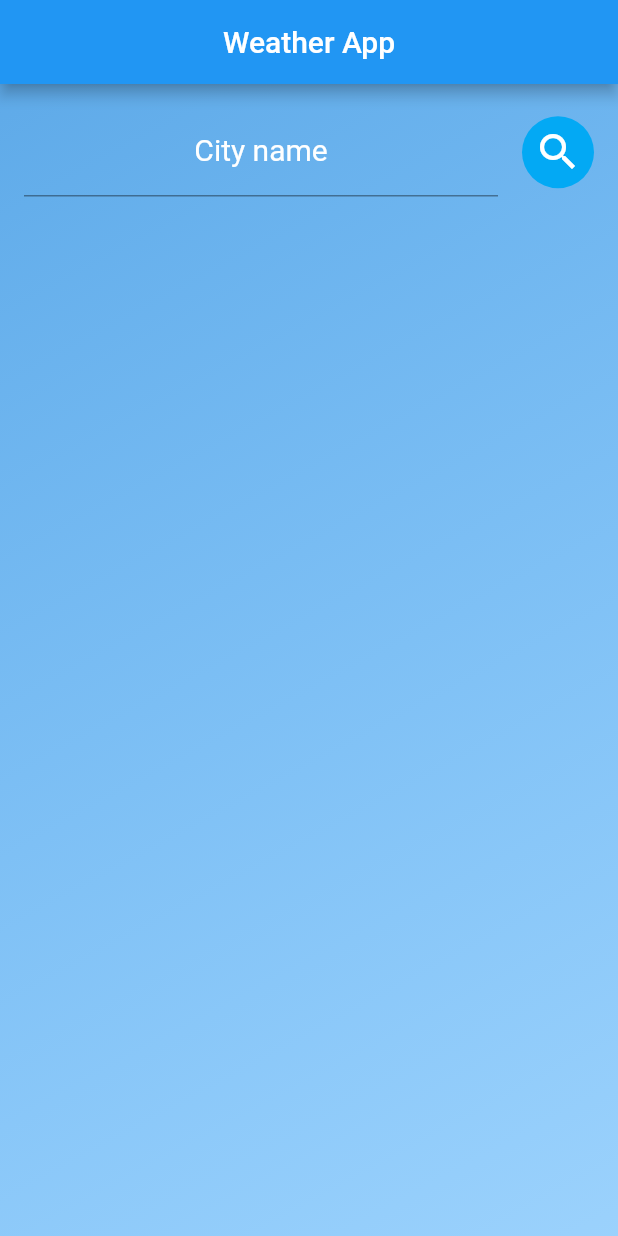
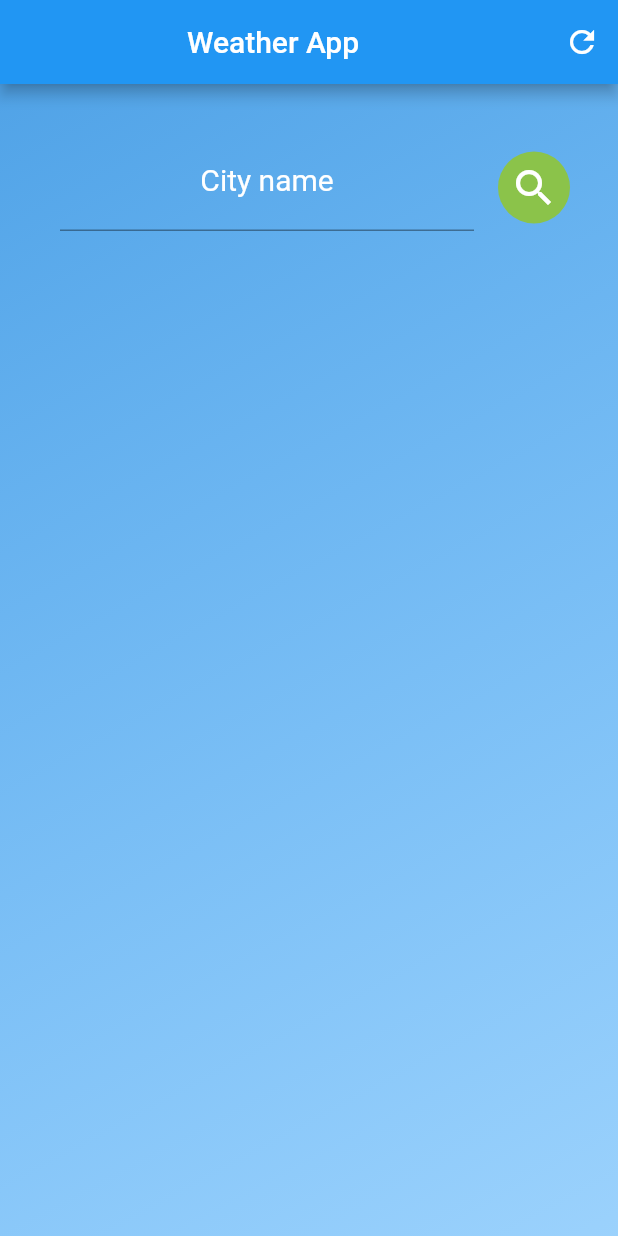
Before and after one commit to upcode-dev/weather_app, a Flutter app: the screen it shows after launch, on a phone screen of 412 x 824 dp. Run offline on Flutter 3.47's test engine with Material 2 defaults, Android fonts, the phone set to English and light mode, and no system bars; our stand-ins replace flutter_redux, redux, rxdart; missing offline and left inert: redux_epics.

Commit message:
Added: - friendly UI - toggle metric/imperial units - ability to refresh weather for the same selection
TODO:
- freezed
- maybe another function inside weather_api.dart to make both API calls together (and skip the select country screen)

```diff
--- a/lib/models/app_state.dart
+++ b/lib/models/app_state.dart
@@ -9,24 +9,28 @@ class AppState {
     this.weather = const <Weather>[],
     this.isLoading = false,
     this.canShowResult = false,
+    this.isMetric = true,
   });
 
   final List<City> cities;
   final List<Weather> weather;
   final bool isLoading;
   final bool canShowResult;
+  final bool isMetric;
 
   AppState copyWith({
     List<City>? cities,
     List<Weather>? weather,
     bool? isLoading,
     bool? canShowResult,
+    bool? isMetric,
   }) {
     return AppState(
       cities: cities != null ? List<City>.unmodifiable(cities) : this.cities,
       weather: weather != null ? List<Weather>.unmodifiable(weather) : this.weather,
       isLoading: isLoading ?? this.isLoading,
       canShowResult: canShowResult ?? this.canShowResult,
+      isMetric: isMetric ?? this.isMetric,
     );
   }
 
@@ -41,6 +45,6 @@ class AppState {
 
   @override
   String toString() {
-    return 'AppState{cities: $cities, weather: $weather, isLoading: $isLoading, canShowResult: $canShowResult}';
+    return 'AppState{cities: $cities, weather: $weather, isLoading: $isLoading, canShowResult: $canShowResult, isMetric: $isMetric}';
   }
 }
--- a/lib/presentation/home_page.dart
+++ b/lib/presentation/home_page.dart
@@ -2,6 +2,8 @@ import 'package:flutter/material.dart';
 import 'package:flutter_redux/flutter_redux.dart';
 import 'package:intl/intl.dart';
 import 'package:redux/redux.dart';
+import 'package:weather_app2/actions/convert_to_imperial.dart';
+import 'package:weather_app2/actions/convert_to_metric.dart';
 import 'package:weather_app2/actions/get_cities.dart';
 import 'package:weather_app2/actions/get_weather.dart';
 import 'package:weather_app2/models/app_state.dart';
@@ -24,6 +26,19 @@ class HomePage extends StatelessWidget {
           resizeToAvoidBottomInset: false,
           appBar: AppBar(
             title: const Center(child: Text('Weather App')),
+            actions: <Widget>[
+              IconButton(
+                onPressed: () {
+                  if (state.cities.isNotEmpty) {
+                    StoreProvider.of<AppState>(context)
+                        .dispatch(GetWeather(state.cities[0].lat, state.cities[0].lon, state.cities[0].name));
+                  } else {
+                    ScaffoldMessenger.of(context).showSnackBar(const SnackBar(content: Text('fail')));
+                  }
+                },
+                icon: const Icon(Icons.refresh),
+              ),
+            ],
           ),
           body: Builder(
             builder: (BuildContext context) {
@@ -33,8 +48,8 @@ class HomePage extends StatelessWidget {
                     gradient: LinearGradient(
                       begin: Alignment.topLeft,
                       end: Alignment.bottomRight,
-                      colors: [
-                        Color(0xbb268de2),
+                      colors: <Color>[
+                        Color(0xcc268de2),
                         Color(0x70229eff),
                         //Color(0x00a6e1e5),
                       ],
@@ -55,29 +70,43 @@ class HomePage extends StatelessWidget {
                 }
                 final String day = DateFormat('EEEE').format(now);
 
-                /* action?
                 final int celsiusTemp = state.weather[0].temp;
                 final int fahrenheitTemp = ((celsiusTemp * 1.8) + 32).round();
-                int temp = celsiusTemp;
+                String temp;
 
                 final int celsiusMaxTemp = state.weather[0].tempMax;
                 final int fahrenheitMaxTemp = ((celsiusMaxTemp * 1.8) + 32).round();
-                int maxTemp = celsiusMaxTemp;
+                String maxTemp;
 
                 final int celsiusMinTemp = state.weather[0].tempMin;
                 final int fahrenheitMinTemp = ((celsiusMinTemp * 1.8) + 32).round();
-                int minTemp = celsiusMinTemp;
-                bool isMetric = true;
-                 */
+                String minTemp;
+
+                final int celsiusFeelsLike = state.weather[0].feelsLike;
+                final int fahrenheitFeelsLike = ((celsiusFeelsLike * 1.8) + 32).round();
+                String feelsLike;
+
+                final bool isMetric = state.isMetric;
+                if (isMetric) {
+                  temp = '$celsiusTemp\u00B0'; // u2103 = 'C\u00B0'
+                  maxTemp = '$celsiusMaxTemp\u00B0';
+                  minTemp = '$celsiusMinTemp\u00B0';
+                  feelsLike = '$celsiusFeelsLike\u00B0';
+                } else {
+                  temp = '$fahrenheitTemp\u2109';
+                  maxTemp = '$fahrenheitMaxTemp\u2109';
+                  minTemp = '$fahrenheitMinTemp\u2109';
+                  feelsLike = '$fahrenheitFeelsLike\u2109';
+                }
 
                 return Container(
                   decoration: const BoxDecoration(
                     gradient: LinearGradient(
                       begin: Alignment.topLeft,
                       end: Alignment.bottomRight,
-                      colors: [
-                        Color(0xcc2c96ee),
-                        Color(0x50229eff),
+                      colors: <Color>[
+                        Color(0xcc268de2),
+                        Color(0x70229eff),
                       ],
                     ),
                   ),
@@ -87,9 +116,9 @@ class HomePage extends StatelessWidget {
                         children: <Widget>[
                           Expanded(
                             child: Padding(
-                              padding: const EdgeInsets.all(16),
+                              padding: const EdgeInsets.fromLTRB(40, 32, 16, 16),
                               child: TextFormField(
-                                style: const TextStyle(color: Colors.white),
+                                style: const TextStyle(color: Colors.white, fontSize: 20),
                                 controller: _controller,
                                 cursorColor: const Color(0xFF5C5C5C),
                                 decoration: const InputDecoration(
@@ -108,10 +137,10 @@ class HomePage extends StatelessWidget {
                             ),
                           ),
                           Padding(
-                            padding: const EdgeInsets.fromLTRB(0, 16, 16, 16),
+                            padding: const EdgeInsets.fromLTRB(0, 40, 32, 16),
                             child: CircleAvatar(
                               radius: 24,
-                              backgroundColor: Colors.lightBlue,
+                              backgroundColor: Colors.lightGreen,
                               child: IconButton(
                                 iconSize: 32,
                                 color: Colors.white,
@@ -119,6 +148,7 @@ class HomePage extends StatelessWidget {
                                   StoreProvider.of<AppState>(context).dispatch(
                                     GetCities(_controller.text),
                                   );
+                                  _controller.clear();
                                 },
                                 icon: const Icon(Icons.search),
                               ),
@@ -126,7 +156,7 @@ class HomePage extends StatelessWidget {
                           ),
                         ],
                       ),
-                      const SizedBox(height: 24),
+                      const SizedBox(height: 32),
                       Expanded(
                         child: Column(
                           children: <Widget>[
@@ -142,7 +172,7 @@ class HomePage extends StatelessWidget {
                                       children: <Widget>[
                                         Flexible(
                                           child: Text(
-                                            '${state.weather[0].temp}\u2103',
+                                            temp,
                                             style: const TextStyle(
                                               color: Colors.white,
                                               fontSize: 40,
@@ -158,22 +188,22 @@ class HomePage extends StatelessWidget {
                                             ),
                                           ),
                                         ),
-                                        const SizedBox(height: 24),
+                                        const SizedBox(height: 32),
                                         Flexible(
                                           child: Text(
-                                            '${state.weather[0].tempMax}\u2103 / ${state.weather[0].tempMin}\u2103',
+                                            '$maxTemp / $minTemp',
                                             style: const TextStyle(
                                               color: Colors.white,
-                                              fontSize: 16,
+                                              fontSize: 18,
                                             ),
                                           ),
                                         ),
                                         Flexible(
                                           child: Text(
-                                            'Feels like ${state.weather[0].feelsLike}\u2103',
+                                            'Feels like $feelsLike',
                                             style: const TextStyle(
                                               color: Colors.white,
-                                              fontSize: 16,
+                                              fontSize: 18,
                                             ),
                                           ),
                                         ),
@@ -182,7 +212,7 @@ class HomePage extends StatelessWidget {
                                             '$day, ${now.hour.toString()}:$minutesTwoDigits',
                                             style: const TextStyle(
                                               color: Colors.white,
-                                              fontSize: 16,
+                                              fontSize: 18,
                                             ),
                                           ),
                                         ),
@@ -207,7 +237,7 @@ class HomePage extends StatelessWidget {
                                             textAlign: TextAlign.end,
                                             style: const TextStyle(
                                               color: Colors.white,
-                                              fontSize: 24,
+                                              fontSize: 18,
                                             ),
                                           ),
                                         ),
@@ -217,9 +247,9 @@ class HomePage extends StatelessWidget {
                                 ],
                               ),
                             ),
-                            const SizedBox(height: 32),
+                            const SizedBox(height: 56),
                             Row(
-                              mainAxisAlignment: MainAxisAlignment.spaceAround,
+                              mainAxisAlignment: MainAxisAlignment.spaceEvenly,
                               children: <Widget>[
                                 Flexible(
                                   child: Image.asset(
@@ -237,8 +267,9 @@ class HomePage extends StatelessWidget {
                                 ),
                               ],
                             ),
+                            const SizedBox(height: 8),
                             Row(
-                              mainAxisAlignment: MainAxisAlignment.spaceAround,
+                              mainAxisAlignment: MainAxisAlignment.spaceEvenly,
                               children: <Widget>[
                                 Flexible(
                                   child: Text(
@@ -262,6 +293,42 @@ class HomePage extends StatelessWidget {
                                 ),
                               ],
                             ),
+                            const SizedBox(height: 48),
+                            Row(
+                              mainAxisAlignment: MainAxisAlignment.center,
+                              children: <Widget>[
+                                const Flexible(
+                                  child: Text(
+                                    'Imperial units',
+                                    style: TextStyle(
+                                      color: Colors.white,
+                                      fontSize: 16,
+                                    ),
+                                  ),
+                                ),
+                                Switch(
+                                  value: isMetric,
+                                  onChanged: (bool value) {
+                                    if (value) {
+                                      StoreProvider.of<AppState>(context).dispatch(ConvertToMetric());
+                                    } else {
+                                      StoreProvider.of<AppState>(context).dispatch(ConvertToImperial());
+                                    }
+                                  },
+                                  activeTrackColor: Colors.lightGreenAccent,
+                                  activeColor: Colors.green,
+                                ),
+                                const Flexible(
+                                  child: Text(
+                                    'Metric units',
+                                    style: TextStyle(
+                                      color: Colors.white,
+                                      fontSize: 16,
+                                    ),
+                                  ),
+                                ),
+                              ],
+                            ),
                           ],
                         ),
                       ),
@@ -275,8 +342,8 @@ class HomePage extends StatelessWidget {
                   gradient: LinearGradient(
                     begin: Alignment.topLeft,
                     end: Alignment.bottomRight,
-                    colors: [
-                      Color(0xbb268de2),
+                    colors: <Color>[
+                      Color(0xcc268de2),
                       Color(0x70229eff),
                       //Color(0x00a6e1e5),
                     ],
@@ -288,9 +355,9 @@ class HomePage extends StatelessWidget {
                       children: <Widget>[
                         Expanded(
                           child: Padding(
-                            padding: const EdgeInsets.all(16),
+                            padding: const EdgeInsets.fromLTRB(40, 32, 16, 16),
                             child: TextFormField(
-                              style: const TextStyle(color: Colors.white),
+                              style: const TextStyle(color: Colors.white, fontSize: 20),
                               controller: _controller,
                               cursorColor: const Color(0xFF5C5C5C),
                               decoration: const InputDecoration(
@@ -309,10 +376,10 @@ class HomePage extends StatelessWidget {
                           ),
                         ),
                         Padding(
-                          padding: const EdgeInsets.fromLTRB(0, 16, 16, 16),
+                          padding: const EdgeInsets.fromLTRB(0, 40, 32, 16),
                           child: CircleAvatar(
                             radius: 24,
-                            backgroundColor: Colors.lightBlue,
+                            backgroundColor: Colors.lightGreen,
                             child: IconButton(
                               iconSize: 32,
                               color: Colors.white,
@@ -320,6 +387,7 @@ class HomePage extends StatelessWidget {
                                 StoreProvider.of<AppState>(context).dispatch(
                                   GetCities(_controller.text),
                                 );
+                                _controller.clear();
                               },
                               icon: const Icon(Icons.search),
                             ),
```
Also changed, not shown: lib/actions/convert_to_imperial.dart (added, +23 -0 lines), lib/actions/convert_to_metric.dart (added, +23 -0 lines), lib/data/weather_api.dart (+54 -4 lines), lib/epics/app_epic.dart (+18 -0 lines), lib/reducer/reducer.dart (+24 -2 lines).
